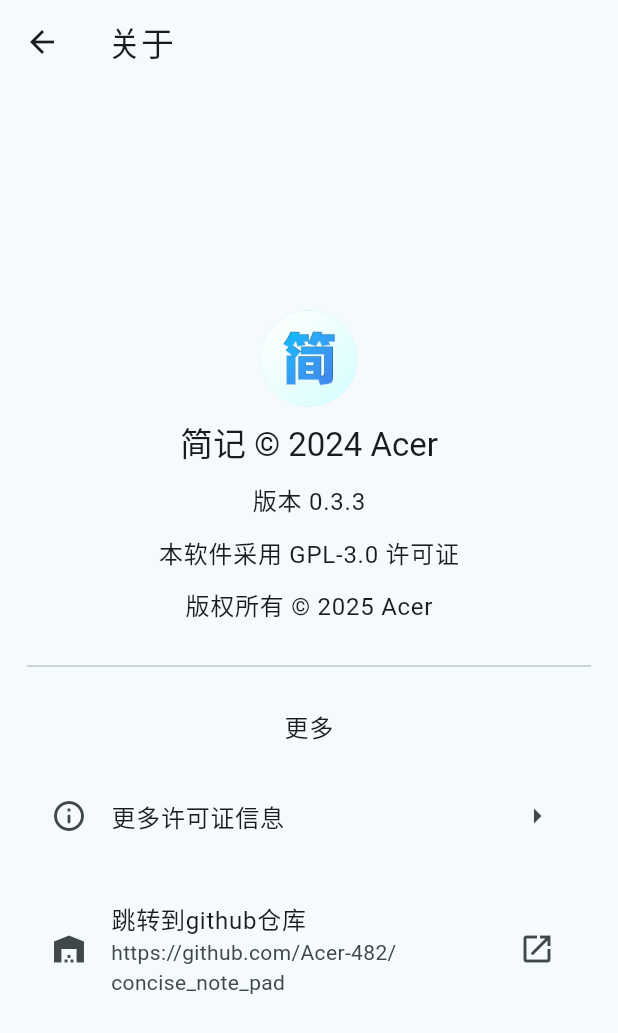
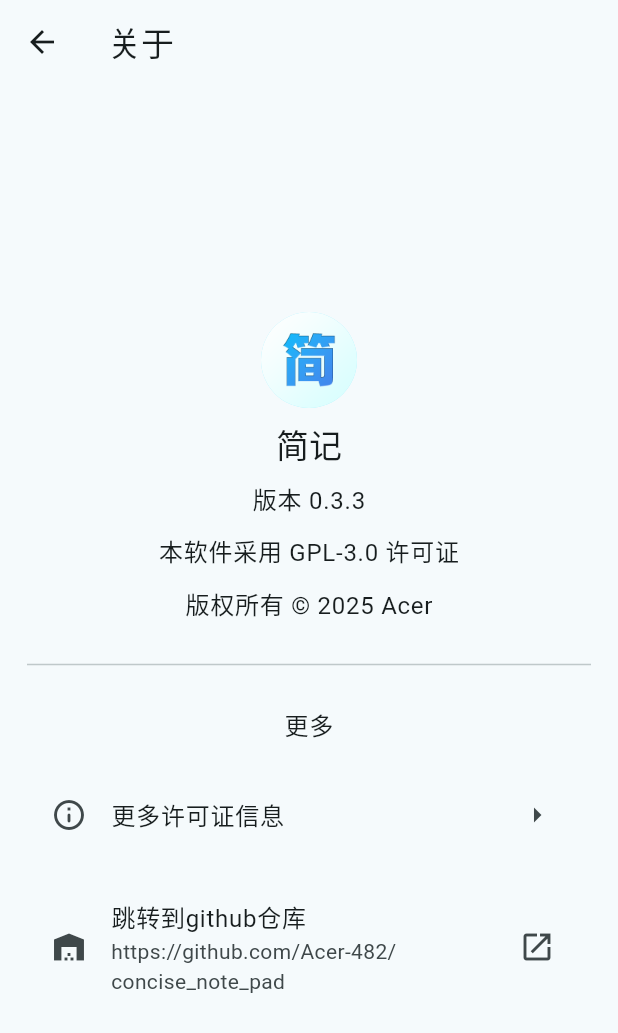
Before and after one commit to Acer-482/concise_note_pad, a Flutter app: the screen it shows after launch, in the side drawer, after a tap on "关于", on a phone screen of 412 x 824 dp. Shown: the top 1033 px of the screen. Run offline on Flutter 3.47's test engine with Material 3 defaults, Android fonts, the phone set to English and light mode, and no system bars; our stand-ins replace animated_list_plus, file_picker, flutter_colorpicker, flutter_slidable, package_info_plus, toastification.

Commit message:
Optimized the page content of About Page

```diff
--- a/lib/core/pages/about_page.dart
+++ b/lib/core/pages/about_page.dart
@@ -68,7 +68,7 @@ class _AboutPageState extends State<AboutPage> {
                 backgroundImage: AssetImage('assets/icon.png'),
               ),
               Text(
-                '简记 © 2024 Acer',
+                '简记',
                 style: Theme.of(context).textTheme.titleLarge,
               ),
               Text(
```
